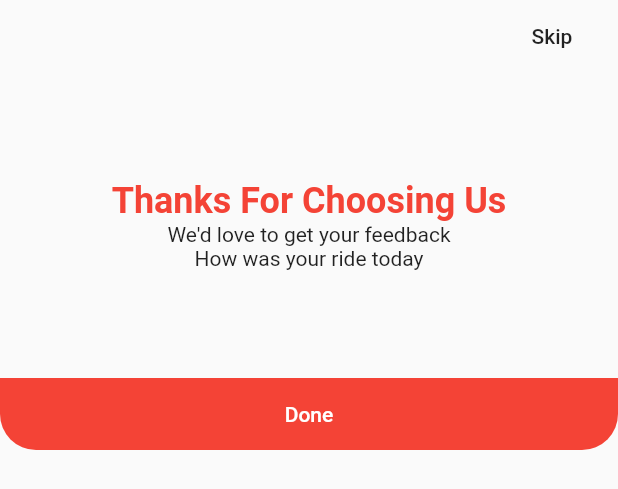
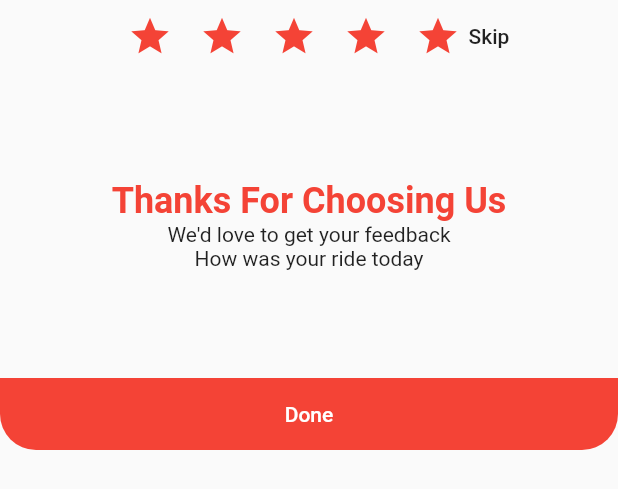
Before and after one commit to Danushan99/Rationg-Dialog-flutter, a Flutter app: the RatingView widget shown alone on an empty page, opened directly, on a phone screen of 412 x 824 dp. Shown: the top 489 px of the screen. Run offline on Flutter 3.47's test engine with Material 2 defaults, Android fonts, the phone set to English and light mode, and no system bars.

Commit message:
star aligiment

```diff
--- a/lib/rating_view.dart
+++ b/lib/rating_view.dart
@@ -48,11 +48,30 @@ class _RatingViewState extends State<RatingView> {
           ),
           //skip button
           Positioned(
-              right: 0,
-              child: MaterialButton(
-                onPressed: () {},
-                child: Text("Skip"),
-              ))
+            right: 0,
+            left: 240,
+            child: MaterialButton(
+              onPressed: () {},
+              child: Text("Skip"),
+            ),
+          ),
+          //star animation
+          AnimatedPositioned(
+              left: 0,
+              right: 20,
+              child: Row(
+                mainAxisAlignment: MainAxisAlignment.center,
+                children: List.generate(
+                    5,
+                    (index) => IconButton(
+                        onPressed: () {},
+                        icon: const Icon(
+                          Icons.star,
+                          size: 30,
+                          color: Colors.red,
+                        ))),
+              ),
+              duration: const Duration(milliseconds: 300))
         ],
       ),
     );
```
